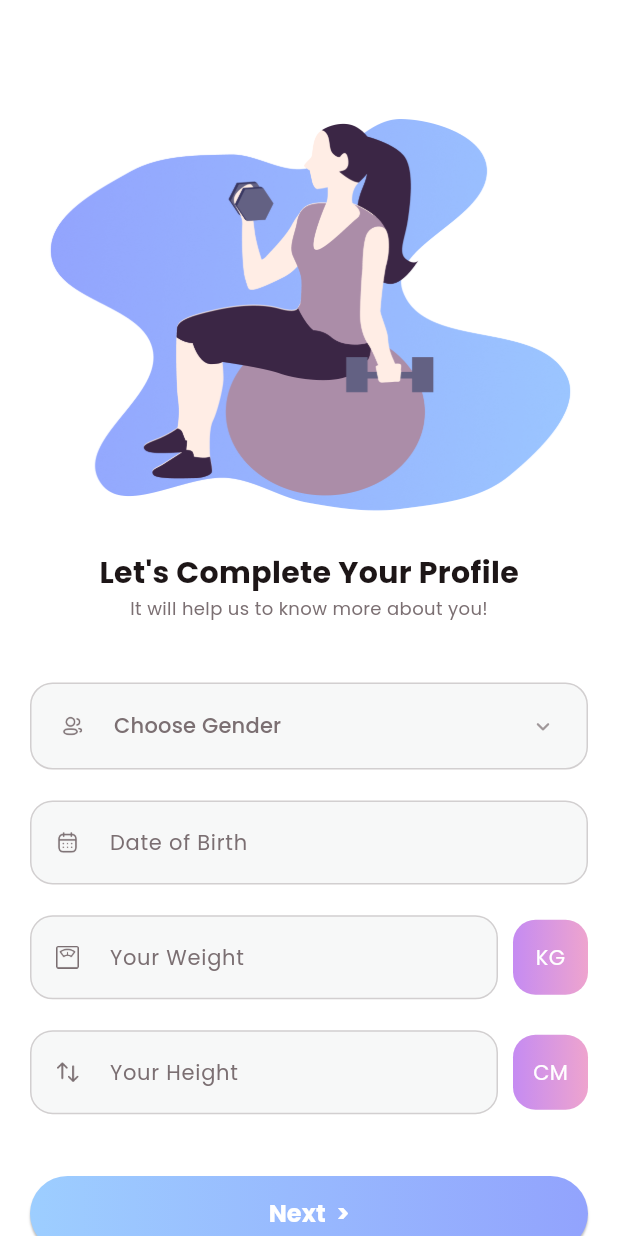
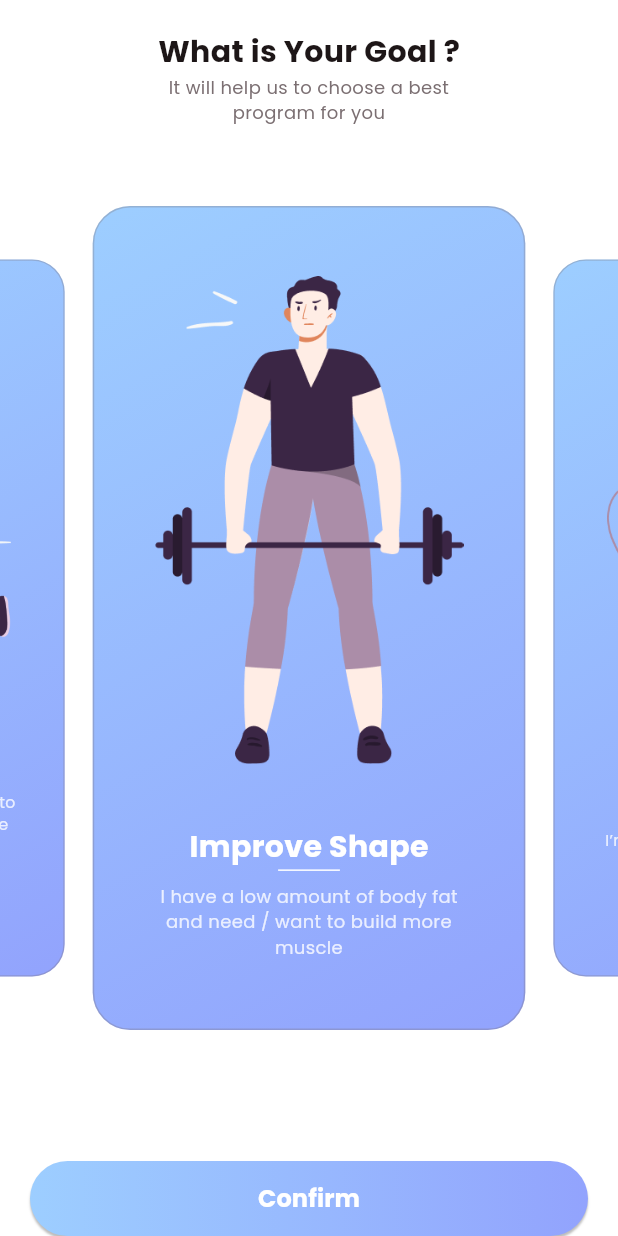
Before and after one commit to M-Alok/Fitnest, a Flutter app: the CompleteProfile screen opened directly, after a tap on an icon or button, on a phone screen of 412 x 824 dp. Run offline on Flutter 3.47's test engine with Material 3 defaults, Android fonts, the phone set to English and light mode, and no system bars; drawn by our look-alikes of carousel_slider.

Commit message:
Goal screen

```diff
--- a/lib/view/login/complete_profile.dart
+++ b/lib/view/login/complete_profile.dart
@@ -1,3 +1,4 @@
+import 'package:fitnest/view/login/your_goal.dart';
 import 'package:flutter/material.dart';
 import 'package:fitnest/widgets/grad_button.dart';
 import 'package:fitnest/utils/color_extention.dart';
@@ -72,6 +73,8 @@ class _CompleteProfileState extends State<CompleteProfile> {
                           child: DropdownButtonHideUnderline(
                             child: DropdownButton(
                               dropdownColor: TColor.white,
+                              isExpanded: true,
+                              icon: Icon(Icons.keyboard_arrow_down_rounded, size: 18, color: TColor.gray.withOpacity(0.7)),
                               items: ["Male", "Female"].map((gen) => DropdownMenuItem(
                                 value: gen,
                                 child: Text(
@@ -82,8 +85,6 @@ class _CompleteProfileState extends State<CompleteProfile> {
                                   ),
                                 ),
                               )).toList(),
-                              isExpanded: true,
-                              icon: Icon(Icons.keyboard_arrow_down_rounded, size: 18, color: TColor.gray.withOpacity(0.7)),
                               hint: Text(
                                 "Choose Gender",
                                 style: TextStyle(
@@ -114,7 +115,7 @@ class _CompleteProfileState extends State<CompleteProfile> {
                         controller: weightController,
                         hintText: 'Your Weight',
                         image: 'assets/img/weight.png',
-                        keyboardType: TextInputType.name,
+                        keyboardType: TextInputType.number,
                       ),
                     ),
                     SizedBox(width: 10),
@@ -144,7 +145,7 @@ class _CompleteProfileState extends State<CompleteProfile> {
                         controller: heightController,
                         hintText: 'Your Height',
                         image: 'assets/img/swap.png',
-                        keyboardType: TextInputType.name,
+                        keyboardType: TextInputType.number,
                       ),
                     ),
                     SizedBox(width: 10),
@@ -167,7 +168,9 @@ class _CompleteProfileState extends State<CompleteProfile> {
                   ],
                 ),
                 SizedBox(height: media.width * 0.1),
-                GradButton(title: 'Next  >', onPressed: () {}),
+                GradButton(title: 'Next  >', onPressed: () {
+                  Navigator.push(context, MaterialPageRoute(builder: (context) => const YourGoal()));
+                }),
               ],
             ),
           ),
--- /dev/null
+++ b/lib/view/login/your_goal.dart
@@ -0,0 +1,131 @@
+import 'package:flutter/material.dart';
+import 'package:fitnest/widgets/grad_button.dart';
+import 'package:fitnest/utils/color_extention.dart';
+import 'package:carousel_slider/carousel_slider.dart';
+
+class YourGoal extends StatefulWidget {
+  const YourGoal({super.key});
+
+  @override
+  State<YourGoal> createState() => _YourGoalState();
+}
+
+class _YourGoalState extends State<YourGoal> {
+  CarouselSliderController buttonCarouselController = CarouselSliderController();
+  List<Map<String, String>> goals = [
+    {
+      "image": "assets/img/goal_1.png",
+      "title": "Improve Shape",
+      "subtitle": "I have a low amount of body fat\nand need / want to build more\nmuscle"
+    },
+    {
+      "image": "assets/img/goal_2.png",
+      "title": "Lean & Tone",
+      "subtitle": "I’m “skinny fat”. look thin but have\nno shape. I want to add learn\nmuscle in the right way"
+    },
+    {
+      "image": "assets/img/goal_3.png",
+      "title": "Lose a Fat",
+      "subtitle": "I have over 20 lbs to lose. I want to\ndrop all this fat and gain muscle\nmass"
+    },
+  ];
+
+  @override
+  Widget build(BuildContext context) {
+    var media = MediaQuery.of(context).size;
+
+    return Scaffold(
+      backgroundColor: TColor.white,
+      body: SafeArea(
+        child: Stack(
+          children: [
+            Center(
+              child: CarouselSlider(
+                items: goals.map((gObj) => Container(
+                  decoration: BoxDecoration(
+                    gradient: LinearGradient(
+                      colors: TColor.primaryGrad,
+                      begin: Alignment.topLeft,
+                      end: Alignment.bottomRight,
+                    ),
+                    borderRadius: BorderRadius.all(Radius.circular(25)),
+                    border: Border.all(color: TColor.gray.withOpacity(0.3)),
+                  ),
+                  alignment: Alignment.center,
+                  padding: EdgeInsets.symmetric(horizontal: 25, vertical: media.width * 0.1),
+                  child: FittedBox(
+                    child: Column(
+                      mainAxisAlignment: MainAxisAlignment.center,
+                      children: [
+                        Image.asset(
+                          gObj["image"]!,
+                          width: media.width * 0.5,
+                          fit: BoxFit.fitWidth,
+                        ),
+                        SizedBox(height: media.width * 0.1),
+                        Text(
+                          gObj["title"]!,
+                          style: TextStyle(
+                            color: TColor.white,
+                            fontSize: 20,
+                            fontWeight: FontWeight.w700,
+                          ),
+                        ),
+                        Container(width: media.width * 0.1, height: 1, color: TColor.white),
+                        SizedBox(height: media.width * 0.02),
+                        Text(
+                          gObj["subtitle"]!,
+                          textAlign: TextAlign.center,
+                          style: TextStyle(
+                            color: TColor.white.withOpacity(0.8),
+                            fontSize: 12,
+                          ),
+                        ),
+                      ],
+                    ),
+                  ),
+                )).toList(),
+                carouselController: buttonCarouselController,
+                options: CarouselOptions(
+                  autoPlay: false,
+                  enlargeCenterPage: true,
+                  viewportFraction: 0.7,
+                  aspectRatio: 0.75,
+                  initialPage: 0,
+                ),
+              ),
+            ),
+            Container(
+              width: media.width,
+              padding: const EdgeInsets.symmetric(horizontal: 20),
+              child: Column(
+                children: [
+                  SizedBox(height: media.width * 0.05),
+                  Text(
+                    "What is Your Goal ?",
+                    style: TextStyle(
+                      color: TColor.black,
+                      fontSize: 20,
+                      fontWeight: FontWeight.w700,
+                    ),
+                  ),
+                  Text(
+                    "It will help us to choose a best\nprogram for you",
+                    textAlign: TextAlign.center,
+                    style: TextStyle(
+                      color: TColor.gray,
+                      fontSize: 12,
+                    ),
+                  ),
+                  const Spacer(),
+                  SizedBox(height: media.width * 0.05),
+                  GradButton(title: "Confirm", onPressed: () {}),
+                ],
+              ),
+            ),
+          ],
+        ),
+      ),
+    );
+  }
+}
--- a/pubspec.yaml
+++ b/pubspec.yaml
@@ -38,6 +38,7 @@ dependencies:
 dev_dependencies:
   flutter_test:
     sdk: flutter
+  carousel_slider: ^5.1.1
 
   # The "flutter_lints" package below contains a set of recommended lints to
   # encourage good coding practices. The lint set provided by the package is
```
Also changed, not shown: pubspec.lock.
